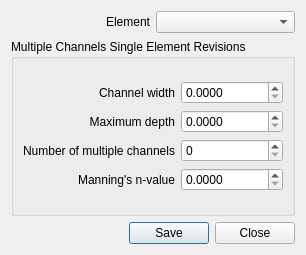
Qt form flo2d/ui/individual_multiple_channels_data.ui (FLO-2DSoftware/qgis-flo-2d-plugin) before a commit.
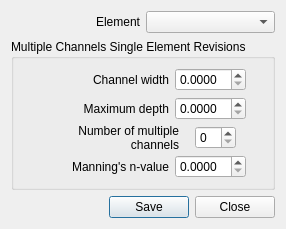
The same form after that commit.

Commit message: Rearrange individual mult chans dialog

```diff
--- a/flo2d/ui/individual_multiple_channels_data.ui
+++ b/flo2d/ui/individual_multiple_channels_data.ui
@@ -6,12 +6,12 @@
    <rect>
     <x>0</x>
     <y>0</y>
-    <width>306</width>
-    <height>255</height>
+    <width>244</width>
+    <height>224</height>
    </rect>
   </property>
   <property name="sizePolicy">
-   <sizepolicy hsizetype="Preferred" vsizetype="Fixed">
+   <sizepolicy hsizetype="Preferred" vsizetype="Preferred">
     <horstretch>0</horstretch>
     <verstretch>0</verstretch>
    </sizepolicy>
@@ -19,22 +19,24 @@
   <property name="minimumSize">
    <size>
     <width>0</width>
-    <height>255</height>
+    <height>0</height>
    </size>
   </property>
   <property name="maximumSize">
    <size>
     <width>16777215</width>
-    <height>255</height>
+    <height>16777215</height>
    </size>
   </property>
   <property name="windowTitle">
    <string>Individual Multiple Channel Data</string>
   </property>
-  <layout class="QGridLayout" name="gridLayout_6">
+  <layout class="QGridLayout" name="gridLayout_2">
    <item row="0" column="0">
-    <layout class="QGridLayout" name="gridLayout_3">
-     <item row="0" column="0">
+    <layout class="QVBoxLayout" name="verticalLayout_2">
+     <item>
+      <layout class="QHBoxLayout" name="horizontalLayout_5">
+       <item>
       <widget class="QLabel" name="label_12">
        <property name="text">
         <string>Element</string>
@@ -44,7 +46,7 @@
        </property>
       </widget>
      </item>
-     <item row="0" column="1">
+       <item>
       <widget class="QComboBox" name="individual_multiple_channel_element_cbo">
        <property name="editable">
         <bool>false</bool>
@@ -56,79 +58,196 @@
      </item>
     </layout>
    </item>
-   <item row="1" column="0">
+     <item>
     <widget class="QGroupBox" name="individual_multiple_channels_data_grp">
      <property name="title">
       <string>Multiple Channels Single Element Revisions</string>
      </property>
-     <layout class="QGridLayout" name="gridLayout_5">
-      <item row="0" column="0">
-       <layout class="QGridLayout" name="gridLayout_4">
-        <item row="0" column="0">
          <layout class="QGridLayout" name="gridLayout">
           <item row="0" column="0">
+         <layout class="QVBoxLayout" name="verticalLayout">
+          <item>
+           <layout class="QHBoxLayout" name="horizontalLayout">
+            <item>
            <widget class="QLabel" name="label">
+              <property name="sizePolicy">
+               <sizepolicy hsizetype="Fixed" vsizetype="Preferred">
+                <horstretch>0</horstretch>
+                <verstretch>0</verstretch>
+               </sizepolicy>
+              </property>
+              <property name="minimumSize">
+               <size>
+                <width>130</width>
+                <height>0</height>
+               </size>
+              </property>
+              <property name="maximumSize">
+               <size>
+                <width>130</width>
+                <height>16777215</height>
+               </size>
+              </property>
             <property name="text">
              <string>Channel width</string>
             </property>
             <property name="alignment">
              <set>Qt::AlignRight|Qt::AlignTrailing|Qt::AlignVCenter</set>
             </property>
-           </widget>
-          </item>
-          <item row="1" column="0">
+              <property name="wordWrap">
+               <bool>true</bool>
+              </property>
+             </widget>
+            </item>
+            <item>
+             <widget class="QDoubleSpinBox" name="imc_width_dbox">
+              <property name="sizePolicy">
+               <sizepolicy hsizetype="Fixed" vsizetype="Fixed">
+                <horstretch>0</horstretch>
+                <verstretch>0</verstretch>
+               </sizepolicy>
+              </property>
+              <property name="decimals">
+               <number>4</number>
+              </property>
+             </widget>
+            </item>
+           </layout>
+          </item>
+          <item>
+           <layout class="QHBoxLayout" name="horizontalLayout_2">
+            <item>
            <widget class="QLabel" name="label_2">
+              <property name="sizePolicy">
+               <sizepolicy hsizetype="Fixed" vsizetype="Preferred">
+                <horstretch>0</horstretch>
+                <verstretch>0</verstretch>
+               </sizepolicy>
+              </property>
+              <property name="minimumSize">
+               <size>
+                <width>130</width>
+                <height>0</height>
+               </size>
+              </property>
+              <property name="maximumSize">
+               <size>
+                <width>130</width>
+                <height>16777215</height>
+               </size>
+              </property>
             <property name="text">
              <string>Maximum depth</string>
             </property>
             <property name="alignment">
              <set>Qt::AlignRight|Qt::AlignTrailing|Qt::AlignVCenter</set>
             </property>
-           </widget>
-          </item>
-          <item row="2" column="0">
+              <property name="wordWrap">
+               <bool>true</bool>
+              </property>
+             </widget>
+            </item>
+            <item>
+             <widget class="QDoubleSpinBox" name="imc_depth_dbox">
+              <property name="sizePolicy">
+               <sizepolicy hsizetype="Fixed" vsizetype="Fixed">
+                <horstretch>0</horstretch>
+                <verstretch>0</verstretch>
+               </sizepolicy>
+              </property>
+              <property name="decimals">
+               <number>4</number>
+              </property>
+             </widget>
+            </item>
+           </layout>
+          </item>
+          <item>
+           <layout class="QHBoxLayout" name="horizontalLayout_3">
+            <item>
            <widget class="QLabel" name="label_7">
+              <property name="sizePolicy">
+               <sizepolicy hsizetype="Fixed" vsizetype="Preferred">
+                <horstretch>0</horstretch>
+                <verstretch>0</verstretch>
+               </sizepolicy>
+              </property>
+              <property name="minimumSize">
+               <size>
+                <width>130</width>
+                <height>0</height>
+               </size>
+              </property>
+              <property name="maximumSize">
+               <size>
+                <width>130</width>
+                <height>16777215</height>
+               </size>
+              </property>
             <property name="text">
              <string>Number of multiple channels</string>
             </property>
             <property name="alignment">
              <set>Qt::AlignRight|Qt::AlignTrailing|Qt::AlignVCenter</set>
             </property>
-           </widget>
-          </item>
-          <item row="3" column="0">
+              <property name="wordWrap">
+               <bool>true</bool>
+              </property>
+             </widget>
+            </item>
+            <item>
+             <widget class="QSpinBox" name="imc_number_sbox">
+              <property name="sizePolicy">
+               <sizepolicy hsizetype="Fixed" vsizetype="Fixed">
+                <horstretch>0</horstretch>
+                <verstretch>0</verstretch>
+               </sizepolicy>
+              </property>
+             </widget>
+            </item>
+           </layout>
+          </item>
+          <item>
+           <layout class="QHBoxLayout" name="horizontalLayout_4">
+            <item>
            <widget class="QLabel" name="label_8">
+              <property name="sizePolicy">
+               <sizepolicy hsizetype="Fixed" vsizetype="Preferred">
+                <horstretch>0</horstretch>
+                <verstretch>0</verstretch>
+               </sizepolicy>
+              </property>
+              <property name="minimumSize">
+               <size>
+                <width>130</width>
+                <height>0</height>
+               </size>
+              </property>
+              <property name="maximumSize">
+               <size>
+                <width>130</width>
+                <height>16777215</height>
+               </size>
+              </property>
             <property name="text">
              <string>Manning's n-value</string>
             </property>
             <property name="alignment">
              <set>Qt::AlignRight|Qt::AlignTrailing|Qt::AlignVCenter</set>
             </property>
-           </widget>
-          </item>
-         </layout>
-        </item>
-        <item row="0" column="1">
-         <layout class="QGridLayout" name="gridLayout_2">
-          <item row="0" column="0">
-           <widget class="QDoubleSpinBox" name="imc_width_dbox">
-            <property name="decimals">
-             <number>4</number>
+              <property name="wordWrap">
+               <bool>true</bool>
             </property>
            </widget>
           </item>
-          <item row="1" column="0">
-           <widget class="QDoubleSpinBox" name="imc_depth_dbox">
-            <property name="decimals">
-             <number>4</number>
-            </property>
-           </widget>
-          </item>
-          <item row="2" column="0">
-           <widget class="QSpinBox" name="imc_number_sbox"/>
-          </item>
-          <item row="3" column="0">
+            <item>
            <widget class="QDoubleSpinBox" name="imc_manning_dbox">
+              <property name="sizePolicy">
+               <sizepolicy hsizetype="Fixed" vsizetype="Fixed">
+                <horstretch>0</horstretch>
+                <verstretch>0</verstretch>
+               </sizepolicy>
+              </property>
             <property name="decimals">
              <number>4</number>
             </property>
@@ -141,7 +260,9 @@
      </layout>
     </widget>
    </item>
-   <item row="2" column="0">
+    </layout>
+   </item>
+   <item row="1" column="0">
     <widget class="QDialogButtonBox" name="global_breach_buttonBox">
      <property name="orientation">
       <enum>Qt::Horizontal</enum>
```
Lines whose indentation alone changed are shown as unchanged.
